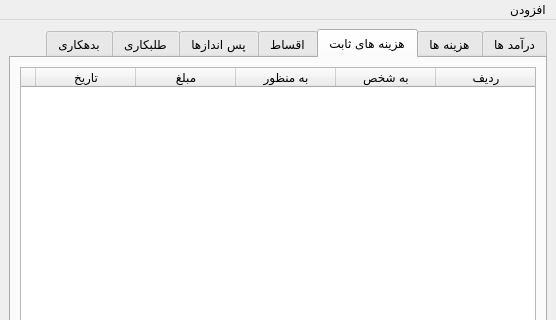
HossseinSaberi/PaymentQT, file gui/main_page.ui: the form before one commit; both pictures show x 0 to 556 and y 0 to 320 of the 556 by 464 pixel window.
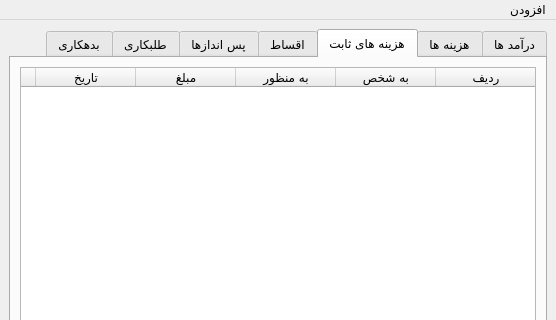
The form after the commit. The open tabs and pages were chosen to show the change. Icons and pictures are not drawn.

Commit message: up : update project for create salary input

Diff of the .ui file:
```diff
--- a/gui/main_page.ui
+++ b/gui/main_page.ui
@@ -153,26 +153,51 @@
            <property name="text">
             <string>به شخص</string>
            </property>
+           <property name="font">
+            <font>
+             <family>B Nazanin</family>
+            </font>
+           </property>
           </column>
           <column>
            <property name="text">
             <string>به منظور</string>
            </property>
+           <property name="font">
+            <font>
+             <family>B Nazanin</family>
+            </font>
+           </property>
           </column>
           <column>
            <property name="text">
             <string>مبلغ</string>
            </property>
+           <property name="font">
+            <font>
+             <family>B Nazanin</family>
+            </font>
+           </property>
           </column>
           <column>
            <property name="text">
             <string>تاریخ</string>
            </property>
+           <property name="font">
+            <font>
+             <family>B Nazanin</family>
+            </font>
+           </property>
           </column>
           <column>
            <property name="text">
             <string>توضیحات</string>
            </property>
+           <property name="font">
+            <font>
+             <family>B Nazanin</family>
+            </font>
+           </property>
           </column>
          </widget>
         </item>
```
Left out of the diff: 91 changed lines with no effect on the pictures. The commit also changes 2 other files.
